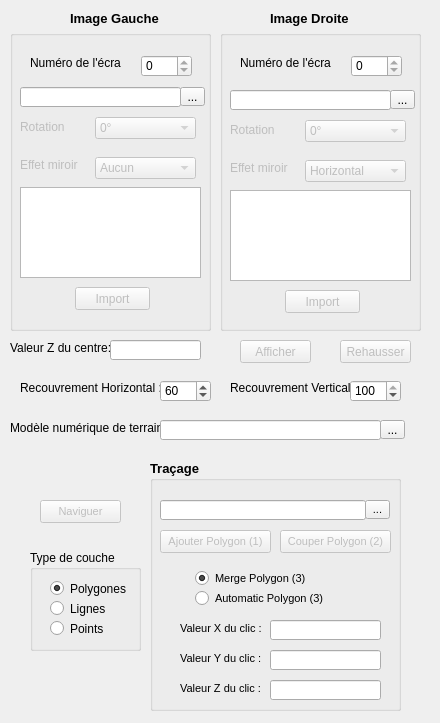
Direction-des-inventaires-forestiers/StereoPhoto, file ui-optionWindow.ui: the form before one commit.
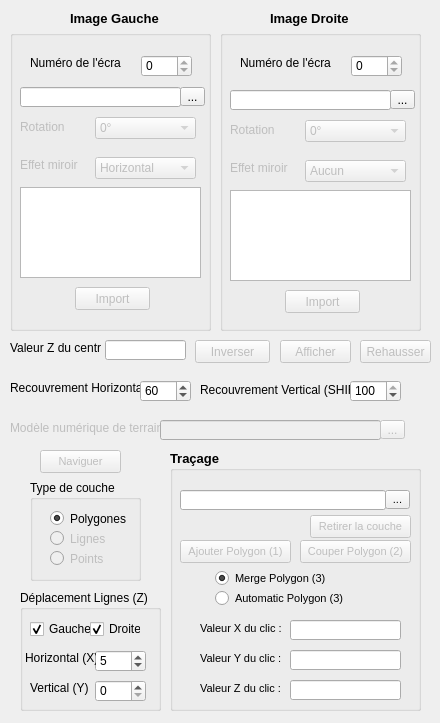
The form after the commit. Icons and pictures are not drawn.

Commit message:
Push fin d'année
Début des nouveaux ajouts pour la prochaine version

```diff
--- a/ui-optionWindow.ui
+++ b/ui-optionWindow.ui
@@ -171,6 +171,9 @@
       <height>22</height>
      </rect>
     </property>
+    <property name="currentIndex">
+     <number>1</number>
+    </property>
     <item>
      <property name="text">
       <string>Aucun</string>
@@ -348,7 +351,7 @@
      </rect>
     </property>
     <property name="currentIndex">
-     <number>1</number>
+     <number>0</number>
     </property>
     <item>
      <property name="text">
@@ -480,7 +483,7 @@
    </property>
    <property name="geometry">
     <rect>
-     <x>340</x>
+     <x>360</x>
      <y>340</y>
      <width>71</width>
      <height>23</height>
@@ -499,7 +502,7 @@
    </property>
    <property name="geometry">
     <rect>
-     <x>240</x>
+     <x>280</x>
      <y>340</y>
      <width>71</width>
      <height>23</height>
@@ -515,10 +518,10 @@
    </property>
    <property name="geometry">
     <rect>
-     <x>150</x>
-     <y>460</y>
+     <x>170</x>
+     <y>450</y>
      <width>251</width>
-     <height>251</height>
+     <height>261</height>
     </rect>
    </property>
    <property name="font">
@@ -584,7 +587,7 @@
     <property name="geometry">
      <rect>
       <x>10</x>
-      <y>70</y>
+      <y>90</y>
       <width>111</width>
       <height>23</height>
      </rect>
@@ -610,7 +613,7 @@
     <property name="geometry">
      <rect>
       <x>130</x>
-      <y>70</y>
+      <y>90</y>
       <width>111</width>
       <height>23</height>
      </rect>
@@ -636,7 +639,7 @@
     <property name="geometry">
      <rect>
       <x>45</x>
-      <y>110</y>
+      <y>120</y>
       <width>121</width>
       <height>17</height>
      </rect>
@@ -659,7 +662,7 @@
     <property name="geometry">
      <rect>
       <x>45</x>
-      <y>130</y>
+      <y>140</y>
       <width>131</width>
       <height>17</height>
      </rect>
@@ -679,7 +682,7 @@
     <property name="geometry">
      <rect>
       <x>30</x>
-      <y>220</y>
+      <y>230</y>
       <width>91</width>
       <height>16</height>
      </rect>
@@ -699,7 +702,7 @@
     <property name="geometry">
      <rect>
       <x>120</x>
-      <y>160</y>
+      <y>170</y>
       <width>111</width>
       <height>20</height>
      </rect>
@@ -722,7 +725,7 @@
     <property name="geometry">
      <rect>
       <x>120</x>
-      <y>190</y>
+      <y>200</y>
       <width>111</width>
       <height>20</height>
      </rect>
@@ -745,7 +748,7 @@
     <property name="geometry">
      <rect>
       <x>120</x>
-      <y>220</y>
+      <y>230</y>
       <width>111</width>
       <height>20</height>
      </rect>
@@ -768,7 +771,7 @@
     <property name="geometry">
      <rect>
       <x>30</x>
-      <y>190</y>
+      <y>200</y>
       <width>91</width>
       <height>16</height>
      </rect>
@@ -788,7 +791,7 @@
     <property name="geometry">
      <rect>
       <x>30</x>
-      <y>160</y>
+      <y>170</y>
       <width>91</width>
       <height>16</height>
      </rect>
@@ -804,6 +807,29 @@
      <string>Valeur X du clic : </string>
     </property>
    </widget>
+   <widget class="QPushButton" name="pushButtonRemoveShape">
+    <property name="enabled">
+     <bool>false</bool>
+    </property>
+    <property name="geometry">
+     <rect>
+      <x>140</x>
+      <y>65</y>
+      <width>101</width>
+      <height>23</height>
+     </rect>
+    </property>
+    <property name="font">
+     <font>
+      <pointsize>8</pointsize>
+      <weight>50</weight>
+      <bold>false</bold>
+     </font>
+    </property>
+    <property name="text">
+     <string>Retirer la couche</string>
+    </property>
+   </widget>
   </widget>
   <widget class="QPushButton" name="panButton">
    <property name="enabled">
@@ -812,7 +838,7 @@
    <property name="geometry">
     <rect>
      <x>40</x>
-     <y>500</y>
+     <y>450</y>
      <width>81</width>
      <height>23</height>
     </rect>
@@ -836,7 +862,7 @@
     <rect>
      <x>10</x>
      <y>340</y>
-     <width>101</width>
+     <width>91</width>
      <height>16</height>
     </rect>
    </property>
@@ -847,9 +873,9 @@
   <widget class="QLineEdit" name="lineEditCurrentZ">
    <property name="geometry">
     <rect>
-     <x>110</x>
+     <x>105</x>
      <y>340</y>
-     <width>91</width>
+     <width>81</width>
      <height>20</height>
     </rect>
    </property>
@@ -860,9 +886,9 @@
   <widget class="QLabel" name="label_10">
    <property name="geometry">
     <rect>
-     <x>20</x>
+     <x>10</x>
      <y>380</y>
-     <width>161</width>
+     <width>141</width>
      <height>16</height>
     </rect>
    </property>
@@ -873,7 +899,7 @@
   <widget class="QSpinBox" name="spinBoxRecouvrementH">
    <property name="geometry">
     <rect>
-     <x>160</x>
+     <x>140</x>
      <y>380</y>
      <width>51</width>
      <height>22</height>
@@ -890,7 +916,7 @@
    <property name="geometry">
     <rect>
      <x>30</x>
-     <y>550</y>
+     <y>480</y>
      <width>111</width>
      <height>101</height>
     </rect>
@@ -899,6 +925,9 @@
     <string>Type de couche</string>
    </property>
    <widget class="QRadioButton" name="radioPointLayer">
+    <property name="enabled">
+     <bool>false</bool>
+    </property>
     <property name="geometry">
      <rect>
       <x>20</x>
@@ -928,6 +957,9 @@
     </property>
    </widget>
    <widget class="QRadioButton" name="radioLineLayer">
+    <property name="enabled">
+     <bool>false</bool>
+    </property>
     <property name="geometry">
      <rect>
       <x>20</x>
@@ -944,14 +976,14 @@
   <widget class="QLabel" name="label_14">
    <property name="geometry">
     <rect>
-     <x>230</x>
+     <x>200</x>
      <y>380</y>
-     <width>161</width>
-     <height>16</height>
+     <width>171</width>
+     <height>20</height>
     </rect>
    </property>
    <property name="text">
-    <string>Recouvrement Vertical :</string>
+    <string>Recouvrement Vertical (SHIFT) :</string>
    </property>
   </widget>
   <widget class="QSpinBox" name="spinBoxRecouvrementV">
@@ -971,6 +1003,9 @@
    </property>
   </widget>
   <widget class="QLabel" name="label_15">
+   <property name="enabled">
+    <bool>false</bool>
+   </property>
    <property name="geometry">
     <rect>
      <x>10</x>
@@ -984,6 +1019,9 @@
    </property>
   </widget>
   <widget class="QLineEdit" name="lineEditMNT">
+   <property name="enabled">
+    <bool>false</bool>
+   </property>
    <property name="geometry">
     <rect>
      <x>160</x>
@@ -994,6 +1032,9 @@
    </property>
   </widget>
   <widget class="QToolButton" name="toolButtonMNT">
+   <property name="enabled">
+    <bool>false</bool>
+   </property>
    <property name="geometry">
     <rect>
      <x>380</x>
@@ -1006,6 +1047,116 @@
     <string>...</string>
    </property>
   </widget>
+  <widget class="QGroupBox" name="groupBoxMoveLine">
+   <property name="geometry">
+    <rect>
+     <x>20</x>
+     <y>590</y>
+     <width>141</width>
+     <height>121</height>
+    </rect>
+   </property>
+   <property name="title">
+    <string>Déplacement Lignes (Z)</string>
+   </property>
+   <widget class="QSpinBox" name="spinBoxMoveInY">
+    <property name="geometry">
+     <rect>
+      <x>75</x>
+      <y>90</y>
+      <width>51</width>
+      <height>22</height>
+     </rect>
+    </property>
+   </widget>
+   <widget class="QSpinBox" name="spinBoxMoveInX">
+    <property name="geometry">
+     <rect>
+      <x>75</x>
+      <y>60</y>
+      <width>51</width>
+      <height>22</height>
+     </rect>
+    </property>
+    <property name="value">
+     <number>5</number>
+    </property>
+   </widget>
+   <widget class="QCheckBox" name="checkBoxMoveLeft">
+    <property name="geometry">
+     <rect>
+      <x>10</x>
+      <y>30</y>
+      <width>61</width>
+      <height>18</height>
+     </rect>
+    </property>
+    <property name="text">
+     <string>Gauche</string>
+    </property>
+    <property name="checked">
+     <bool>true</bool>
+    </property>
+   </widget>
+   <widget class="QCheckBox" name="checkBoxMoveRight">
+    <property name="geometry">
+     <rect>
+      <x>70</x>
+      <y>30</y>
+      <width>51</width>
+      <height>18</height>
+     </rect>
+    </property>
+    <property name="text">
+     <string>Droite</string>
+    </property>
+    <property name="checked">
+     <bool>true</bool>
+    </property>
+   </widget>
+   <widget class="QLabel" name="label_16">
+    <property name="geometry">
+     <rect>
+      <x>5</x>
+      <y>60</y>
+      <width>71</width>
+      <height>16</height>
+     </rect>
+    </property>
+    <property name="text">
+     <string>Horizontal (X)</string>
+    </property>
+   </widget>
+   <widget class="QLabel" name="label_17">
+    <property name="geometry">
+     <rect>
+      <x>10</x>
+      <y>90</y>
+      <width>61</width>
+      <height>16</height>
+     </rect>
+    </property>
+    <property name="text">
+     <string>Vertical (Y)</string>
+    </property>
+   </widget>
+  </widget>
+  <widget class="QPushButton" name="pushButtonReverseImage">
+   <property name="enabled">
+    <bool>false</bool>
+   </property>
+   <property name="geometry">
+    <rect>
+     <x>195</x>
+     <y>340</y>
+     <width>75</width>
+     <height>23</height>
+    </rect>
+   </property>
+   <property name="text">
+    <string>Inverser</string>
+   </property>
+  </widget>
   <zorder>groupBoxRight</zorder>
   <zorder>label_5</zorder>
   <zorder>label_6</zorder>
```
Left out of the diff: 2 changed lines with no effect on the pictures. The commit also changes 5 other files.
